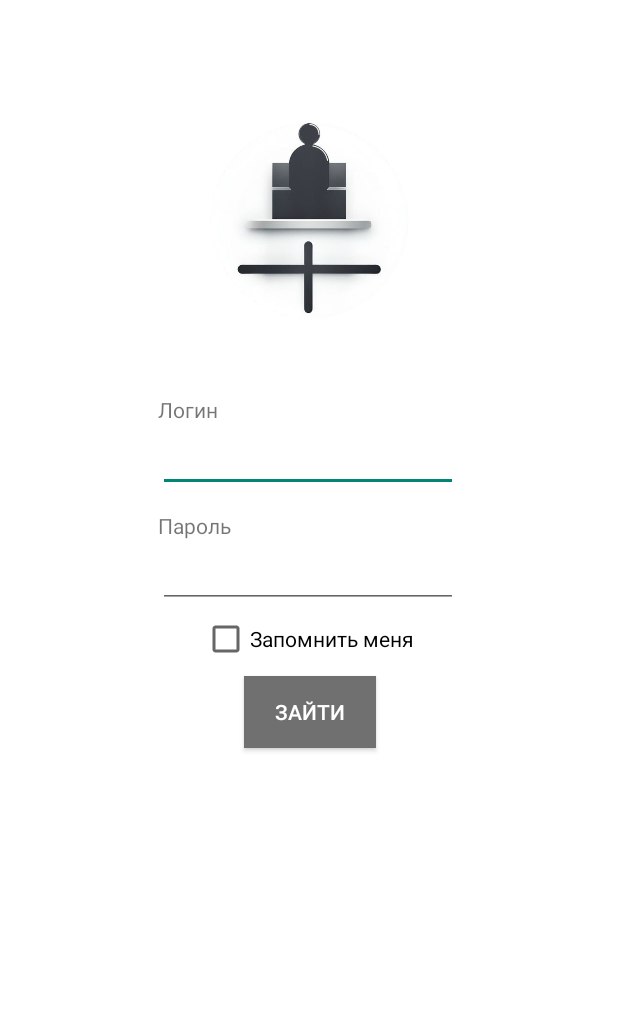
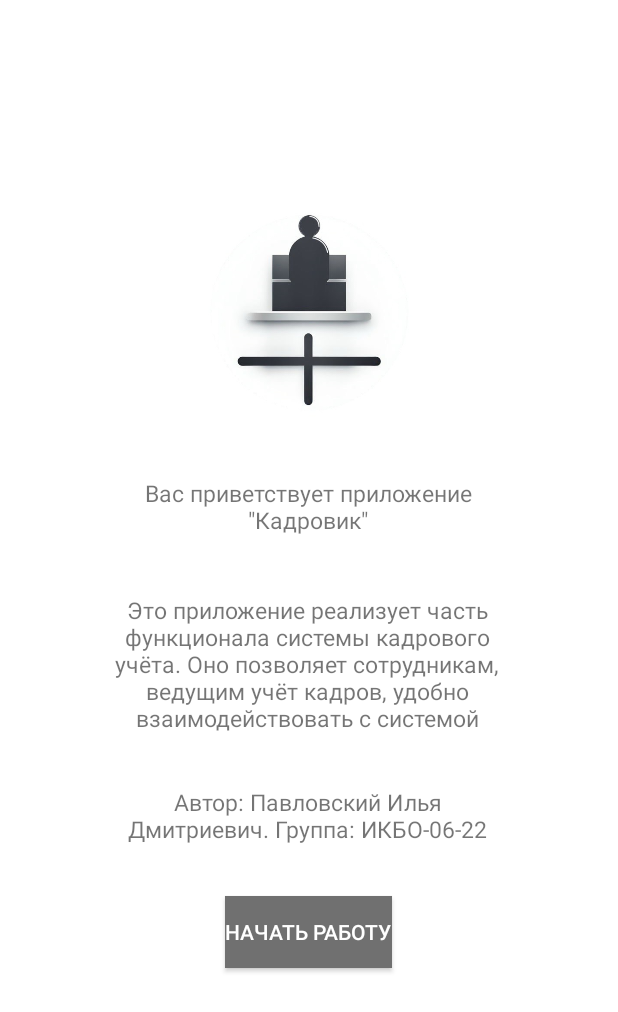
Before and after one commit to msnthr0pe/kurs, an Android app: the screen it shows after launch (MainActivity before the commit, WelcomeActivity after it), on a phone screen of 412 x 824 dp. Shown: the top 1012 px of the screen. Run offline under Robolectric (Android 15) with nearby library versions, the phone set to English and light mode, and no system bars.

Commit message:
buggy profile pic, added welcome screen

```diff
--- /dev/null
+++ b/app/src/main/java/com/example/kurs/WelcomeActivity.java
@@ -0,0 +1,26 @@
+package com.example.kurs;
+
+import android.content.Intent;
+import android.os.Bundle;
+import android.widget.Button;
+
+import androidx.activity.EdgeToEdge;
+import androidx.appcompat.app.AppCompatActivity;
+
+public class WelcomeActivity extends AppCompatActivity {
+
+    Button nextBtn;
+
+    @Override
+    protected void onCreate(Bundle savedInstanceState) {
+        super.onCreate(savedInstanceState);
+        EdgeToEdge.enable(this);
+        setContentView(R.layout.activity_welcome);
+
+        nextBtn = findViewById(R.id.start_app);
+        Intent intent = new Intent(WelcomeActivity.this, LoginActivity.class);
+        nextBtn.setOnClickListener(v -> {
+            startActivity(intent);
+        });
+    }
+}
--- a/app/src/main/res/layout/activity_login.xml
+++ b/app/src/main/res/layout/activity_login.xml
@@ -5,7 +5,7 @@
     android:layout_width="match_parent"
     android:layout_height="match_parent"
     android:background="@color/white"
-    tools:context=".Activity">
+    tools:context=".LoginActivity">
 
     <ImageView
         android:id="@+id/imageView"
@@ -21,6 +21,7 @@
 
     <EditText
         android:id="@+id/new_login"
+        android:singleLine="true"
         android:layout_width="200dp"
         android:layout_height="wrap_content"
         android:layout_marginTop="36dp"
@@ -82,6 +83,7 @@
 
     <EditText
         android:id="@+id/new_password"
+        android:singleLine="true"
         android:layout_width="200dp"
         android:layout_height="wrap_content"
         android:layout_marginTop="32dp"
--- /dev/null
+++ b/app/src/main/res/layout/activity_welcome.xml
@@ -0,0 +1,73 @@
+<?xml version="1.0" encoding="utf-8"?>
+<androidx.constraintlayout.widget.ConstraintLayout xmlns:android="http://schemas.android.com/apk/res/android"
+    xmlns:app="http://schemas.android.com/apk/res-auto"
+    xmlns:tools="http://schemas.android.com/tools"
+    android:id="@+id/main"
+    android:layout_width="match_parent"
+    android:layout_height="match_parent"
+    android:background="@color/white"
+    tools:context=".WelcomeActivity">
+
+    <ImageView
+        android:id="@+id/logo"
+        android:layout_width="200dp"
+        android:layout_height="200dp"
+        app:layout_constraintBottom_toBottomOf="parent"
+        app:layout_constraintEnd_toEndOf="parent"
+        app:layout_constraintHorizontal_bias="0.497"
+        app:layout_constraintStart_toStartOf="parent"
+        app:layout_constraintTop_toTopOf="parent"
+        app:layout_constraintVertical_bias="0.173"
+        app:srcCompat="@drawable/foreground" />
+
+    <TextView
+        android:id="@+id/welcomeText"
+        android:layout_width="278dp"
+        android:layout_height="52dp"
+        android:layout_marginTop="4dp"
+        android:gravity="center"
+        android:text="@string/welcomeMsg"
+        android:textSize="15sp"
+        app:layout_constraintEnd_toEndOf="@+id/logo"
+        app:layout_constraintStart_toStartOf="@+id/logo"
+        app:layout_constraintTop_toBottomOf="@+id/logo" />
+
+    <TextView
+        android:id="@+id/descriptionText"
+        android:layout_width="276dp"
+        android:layout_height="94dp"
+        android:layout_marginTop="32dp"
+        android:gravity="center"
+        android:text="@string/description"
+        android:textSize="15sp"
+        app:layout_constraintEnd_toEndOf="@+id/welcomeText"
+        app:layout_constraintHorizontal_bias="0.0"
+        app:layout_constraintStart_toStartOf="@+id/welcomeText"
+        app:layout_constraintTop_toBottomOf="@+id/welcomeText" />
+
+    <TextView
+        android:id="@+id/authorText"
+        android:layout_width="276dp"
+        android:layout_height="43dp"
+        android:layout_marginTop="32dp"
+        android:gravity="center"
+        android:text="@string/authorText"
+        android:textSize="15sp"
+        app:layout_constraintEnd_toEndOf="@+id/descriptionText"
+        app:layout_constraintHorizontal_bias="0.0"
+        app:layout_constraintStart_toStartOf="@+id/descriptionText"
+        app:layout_constraintTop_toBottomOf="@+id/descriptionText" />
+
+    <Button
+        android:id="@+id/start_app"
+        android:layout_width="wrap_content"
+        android:layout_height="wrap_content"
+        android:layout_marginTop="32dp"
+        android:background="@color/grey"
+        android:text="@string/startApp"
+        android:textColor="@color/white"
+        app:layout_constraintEnd_toEndOf="@+id/authorText"
+        app:layout_constraintHorizontal_bias="0.506"
+        app:layout_constraintStart_toStartOf="@+id/authorText"
+        app:layout_constraintTop_toBottomOf="@+id/authorText" />
+</androidx.constraintlayout.widget.ConstraintLayout>
--- a/app/src/main/res/layout/fragment_account.xml
+++ b/app/src/main/res/layout/fragment_account.xml
@@ -20,6 +20,7 @@
 
     <EditText
         android:id="@+id/new_login"
+        android:singleLine="true"
         android:layout_width="200dp"
         android:layout_height="wrap_content"
         android:layout_marginTop="76dp"
@@ -44,6 +45,7 @@
 
     <EditText
         android:id="@+id/new_password"
+        android:singleLine="true"
         android:layout_width="200dp"
         android:layout_height="wrap_content"
         android:layout_marginTop="32dp"
--- a/app/src/main/res/values/strings.xml
+++ b/app/src/main/res/values/strings.xml
@@ -48,6 +48,10 @@
     <string name="no">Нет</string>
     <string name="confirmationMessage">Вы уверены, что хотите удалить запись?</string>
     <string name="deletionMessage">Удаление записи</string>
+    <string name="welcomeMsg">Вас приветствует приложение \"Кадровик\"</string>
+    <string name="description">Это приложение реализует часть функционала системы кадрового учёта. Оно позволяет сотрудникам, ведущим учёт кадров, удобно взаимодействовать с системой</string>
+    <string name="authorText">Автор: Павловский Илья Дмитриевич. Группа: ИКБО-06-22</string>
+    <string name="startApp">Начать работу</string>
 
 
 </resources>
```
Also changed, not shown: app/src/main/AndroidManifest.xml (+6 -4 lines), app/src/main/java/com/example/kurs/AccountFragment.java (+4 -6 lines), app/src/main/java/com/example/kurs/Activity.java (deleted, +0 -166 lines), app/src/main/java/com/example/kurs/LoginActivity.java (added, +152 -0 lines), app/src/main/java/com/example/kurs/MainActivity.java (+139 -125 lines).
